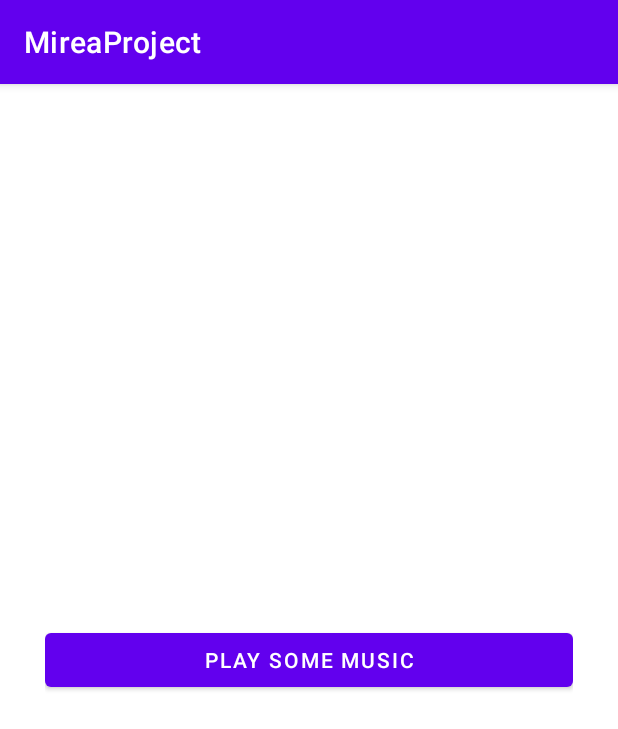
After one commit to Prokhorkot/Lesson3_Navigation_activity, an Android app: the fragment MusicFragment shown on its own in the app's theme, on a phone screen of 412 x 824 dp. The commit adds this screen. Shown: the top 729 px of the screen. Run offline under Robolectric (Android 15) with nearby library versions, the light colour scheme and no system bars.

Commit message:
After practice 4

```diff
--- /dev/null
+++ b/app/src/main/java/com/mirea/kotov/mireaproject/MusicFragment.kt
@@ -0,0 +1,64 @@
+package com.mirea.kotov.mireaproject
+
+import android.content.Intent
+import android.os.Bundle
+import androidx.fragment.app.Fragment
+import android.view.LayoutInflater
+import android.view.View
+import android.view.ViewGroup
+import android.widget.Button
+import androidx.core.view.isVisible
+
+class MusicFragment : Fragment() {
+    private var buttonPlayMusic: Button? = null
+    private var buttonStopMusic: Button? = null
+
+    override fun onCreate(savedInstanceState: Bundle?) {
+        super.onCreate(savedInstanceState)
+    }
+
+    override fun onCreateView(
+        inflater: LayoutInflater, container: ViewGroup?,
+        savedInstanceState: Bundle?
+    ): View? {
+        // Inflate the layout for this fragment
+        return inflater.inflate(R.layout.nav_fragment_music, container, false)
+    }
+
+    override fun onViewCreated(view: View, savedInstanceState: Bundle?) {
+        super.onViewCreated(view, savedInstanceState)
+
+        //region Defining variables
+
+        buttonPlayMusic = view.findViewById(R.id.buttonPlayMusic)
+        buttonStopMusic = view.findViewById(R.id.buttonStopMusic)
+
+        //endregion
+
+        //region Adding button handlers
+
+        buttonPlayMusic!!.setOnClickListener{onPlayMusicBtnClick()}
+        buttonStopMusic!!.setOnClickListener{onStopMusicBtnClick()}
+
+        //endregion
+    }
+
+    private fun onPlayMusicBtnClick(){
+        activity?.startService(Intent(activity, MusicService::class.java))
+
+        buttonPlayMusic?.visibility = View.GONE
+        buttonStopMusic?.visibility = View.VISIBLE
+    }
+
+    private fun onStopMusicBtnClick(){
+        activity?.stopService(Intent(activity, MusicService::class.java))
+
+        buttonStopMusic?.visibility = View.GONE
+        buttonPlayMusic?.visibility = View.VISIBLE
+    }
+
+    companion object {
+        @JvmStatic
+        fun newInstance() = MusicFragment()
+    }
+}
--- /dev/null
+++ b/app/src/main/res/layout/nav_fragment_music.xml
@@ -0,0 +1,36 @@
+<?xml version="1.0" encoding="utf-8"?>
+<FrameLayout xmlns:android="http://schemas.android.com/apk/res/android"
+    xmlns:app="http://schemas.android.com/apk/res-auto"
+    xmlns:tools="http://schemas.android.com/tools"
+    android:layout_width="match_parent"
+    android:layout_height="match_parent"
+    tools:context=".MusicFragment">
+
+    <androidx.constraintlayout.widget.ConstraintLayout
+        android:layout_width="match_parent"
+        android:layout_height="match_parent">
+
+        <LinearLayout
+            android:layout_width="match_parent"
+            android:layout_height="wrap_content"
+            android:orientation="vertical"
+            android:layout_marginHorizontal="30dp"
+            app:layout_constraintBottom_toBottomOf="parent"
+            app:layout_constraintEnd_toEndOf="parent"
+            app:layout_constraintStart_toStartOf="parent"
+            app:layout_constraintTop_toTopOf="parent">
+
+            <Button
+                android:id="@+id/buttonPlayMusic"
+                android:layout_width="match_parent"
+                android:layout_height="wrap_content"
+                android:text="Play some music" />
+            <Button
+                android:id="@+id/buttonStopMusic"
+                android:visibility="gone"
+                android:layout_width="match_parent"
+                android:layout_height="wrap_content"
+                android:text="Stop playing" />
+        </LinearLayout>
+    </androidx.constraintlayout.widget.ConstraintLayout>
+</FrameLayout>
--- a/app/src/main/res/menu/activity_main_drawer.xml
+++ b/app/src/main/res/menu/activity_main_drawer.xml
@@ -22,5 +22,8 @@
         <item
             android:id="@+id/webViewFragment"
             android:title="Browser"/>
+        <item
+            android:id="@+id/musicFragment"
+            android:title="Music"/>
     </group>
 </menu>
--- a/app/src/main/res/navigation/mobile_navigation.xml
+++ b/app/src/main/res/navigation/mobile_navigation.xml
@@ -32,4 +32,9 @@
         android:name="com.mirea.kotov.mireaproject.WebViewFragment"
         android:label="fragment_web_view"
         tools:layout="@layout/fragment_web_view" />
+    <fragment
+        android:id="@+id/musicFragment"
+        android:name="com.mirea.kotov.mireaproject.MusicFragment"
+        android:label="nav_fragment_music"
+        tools:layout="@layout/nav_fragment_music" />
 </navigation>
```
Also changed, not shown: app/src/main/AndroidManifest.xml (+6 -1 lines), app/src/main/java/com/mirea/kotov/mireaproject/MainActivity.kt (+6 -1 lines), app/src/main/java/com/mirea/kotov/mireaproject/MusicService.kt (added, +27 -0 lines), 1 other file.
